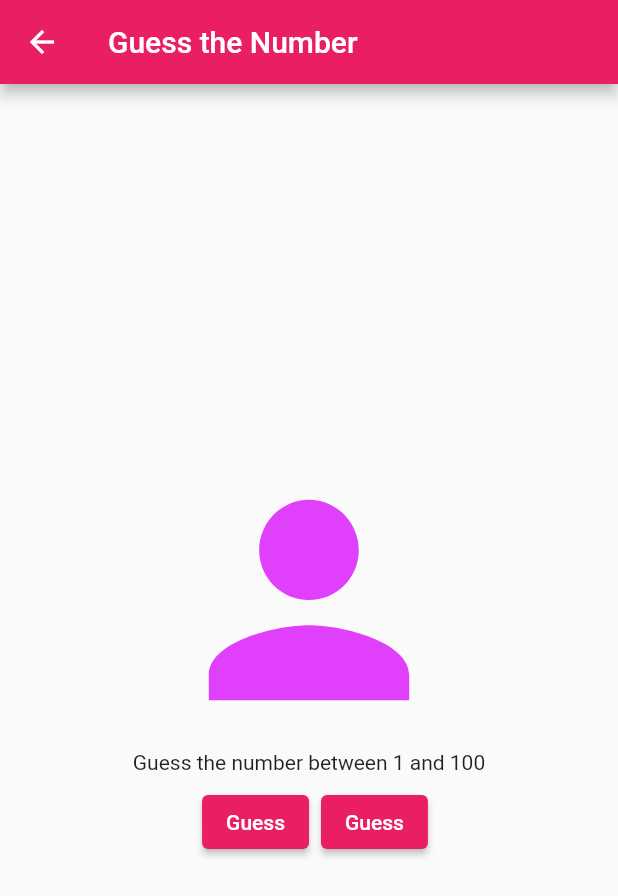
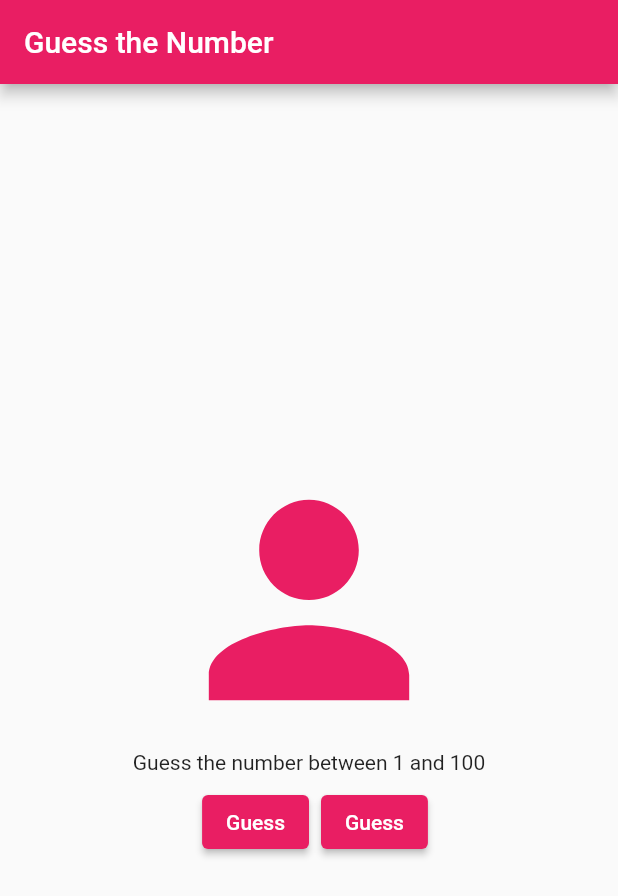
Before and after one commit to chonlakarn-chaisawad/guess_number_on_chrome, a Flutter app: the GamePage screen opened directly, on a phone screen of 412 x 824 dp. Shown: the top 896 px of the screen. Run offline on Flutter 3.47's test engine with Material 2 defaults, Android fonts, the phone set to English and light mode, and no system bars.

Commit message:
Initial commit

```diff
--- a/lib/page/game/game_page.dart
+++ b/lib/page/game/game_page.dart
@@ -22,7 +22,7 @@ class _GamePageState extends State<GamePage> {
             child: Column(
                 mainAxisAlignment: MainAxisAlignment.center, // ให้อยู่ตรงกลาง
                 children: [
-              Icon(Icons.person, size: 200, color: Colors.purpleAccent),
+              Icon(Icons.person, size: 200, color: Colors.pink),
               Text('Guess the number between 1 and 100'),
               Row(
                 mainAxisAlignment: MainAxisAlignment.center, // ให้อยู่ตรงกลาง
```
Also changed, not shown: lib/main.dart (+3 -6 lines).
